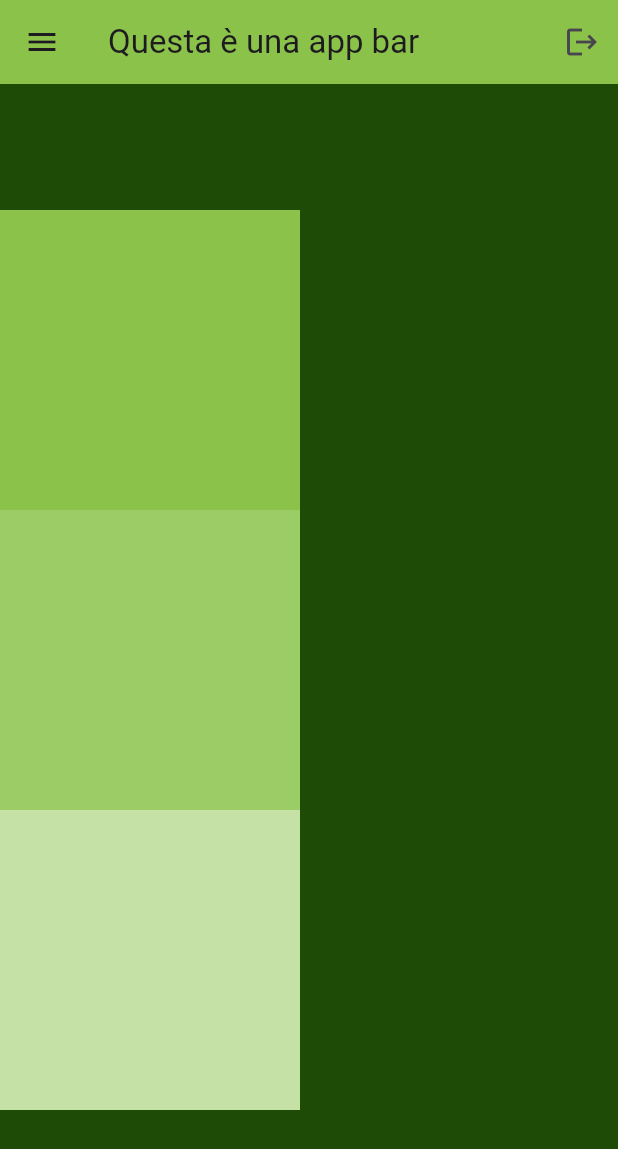
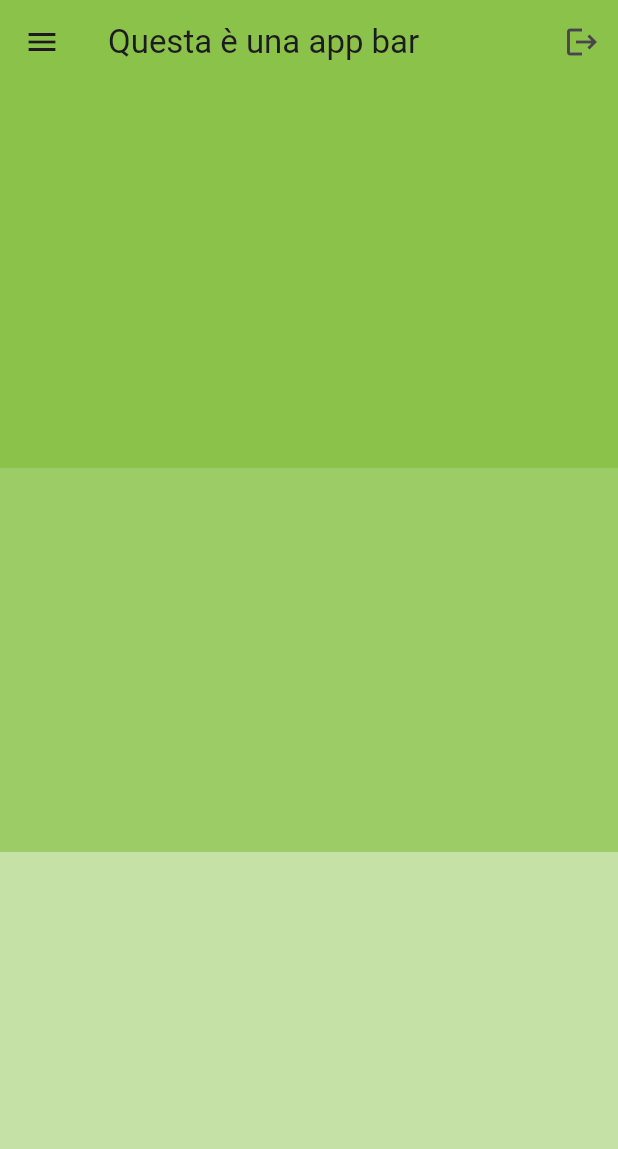
Before and after one commit to CalabrianChopper/flutter_todo_app, a Flutter app: the screen it shows after launch, on a phone screen of 412 x 824 dp. Shown: the top 1149 px of the screen. Run offline on Flutter 3.47's test engine with Material 3 defaults, Android fonts, the phone set to English and light mode, and no system bars.

Commit message:
lavori in corso

```diff
--- a/todo_app/lib/main.dart
+++ b/todo_app/lib/main.dart
@@ -25,26 +25,51 @@ class MyApp extends StatelessWidget{
               )
             ],
         ),
+        //DIMENSIONI FIXED DEI CONTAINER
+        // body: Column(
+        //   mainAxisAlignment: MainAxisAlignment.center,
+        //   children: [
+
+        //     Container(
+        //       height: 200,
+        //       width: 200,
+        //       color: Colors.lightGreen,
+        //     ),
+
+        //     Container(
+        //       height: 200,
+        //       width: 200,
+        //       color: Colors.lightGreen[400],
+        //     ),
+
+        //     Container(
+        //       height: 200,
+        //       width: 200,
+        //       color: Colors.lightGreen[200],
+        //     ),
+
+        //   ],
+        //DIMENSIONI ADATTABILI DEI CONTAINER
         body: Column(
           mainAxisAlignment: MainAxisAlignment.center,
           children: [
 
-            Container(
-              height: 200,
-              width: 200,
+            Expanded(
+              child: Container(
               color: Colors.lightGreen,
+              ),
             ),
 
-            Container(
-              height: 200,
-              width: 200,
+            Expanded(
+              child: Container(
               color: Colors.lightGreen[400],
+              ),
             ),
 
-            Container(
-              height: 200,
-              width: 200,
+            Expanded(
+              child: Container(
               color: Colors.lightGreen[200],
+              ),
             ),
 
           ],
```
